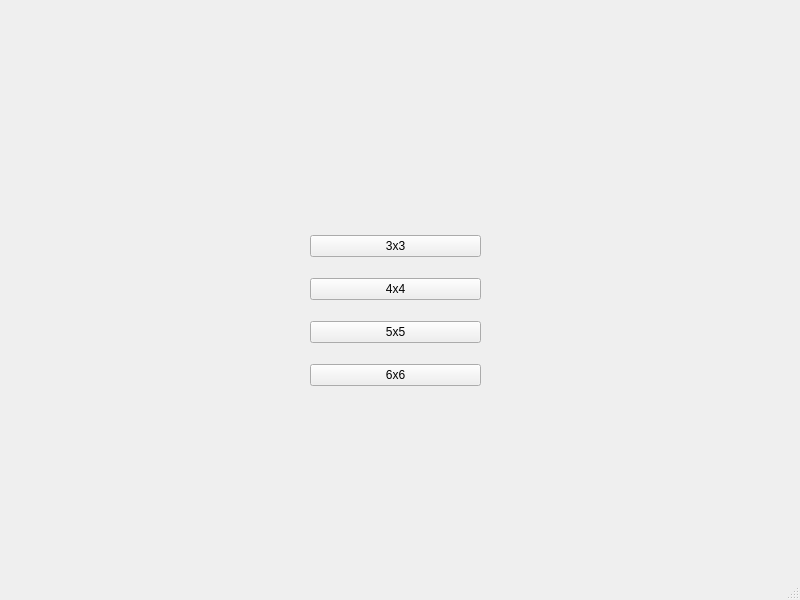
First picture: the form in 15-puzzle/mainwindow.ui, repository 4rt3mio/Kursovaya, before the edit.
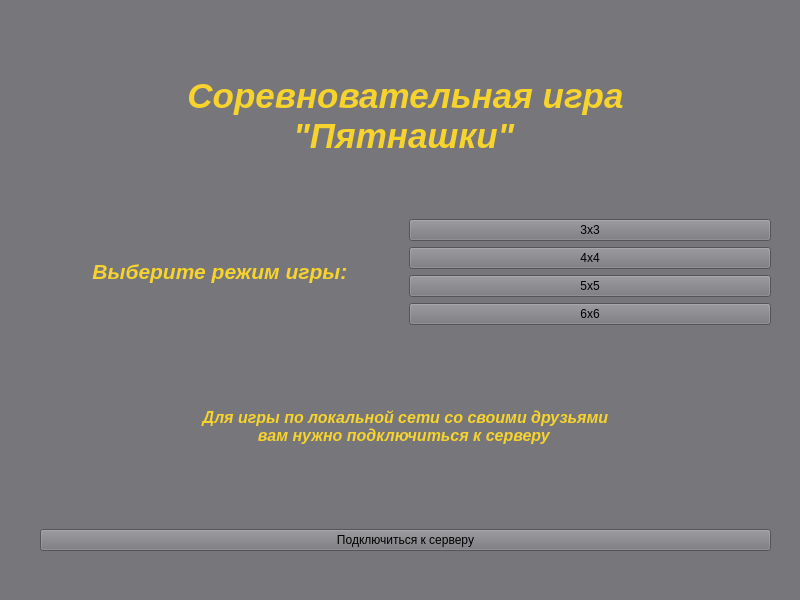
Second picture: the form after the edit. Icons and pictures are not drawn.

What changed in the file:
```diff
--- a/15-puzzle/mainwindow.ui
+++ b/15-puzzle/mainwindow.ui
@@ -13,16 +13,37 @@
   <property name="windowTitle">
    <string>MainWindow</string>
   </property>
+  <property name="styleSheet">
+   <string notr="true">background-color: rgb(119, 118, 123);</string>
+  </property>
   <widget class="QWidget" name="centralwidget">
-   <widget class="QWidget" name="layoutWidget">
+   <widget class="QWidget" name="">
     <property name="geometry">
      <rect>
-      <x>310</x>
-      <y>220</y>
-      <width>171</width>
-      <height>181</height>
+      <x>40</x>
+      <y>20</y>
+      <width>731</width>
+      <height>531</height>
      </rect>
     </property>
+    <layout class="QVBoxLayout" name="verticalLayout_2">
+     <item>
+      <widget class="QLabel" name="label_3">
+       <property name="text">
+        <string>&lt;html&gt; &lt;head&gt;     &lt;style&gt;         p {             text-align: center;         }         span {             font-size: 26pt;             font-weight: 700;             font-style: italic;             color: #f6d32d;             font-family: 'Droid Sans', sans-serif;         }     &lt;/style&gt; &lt;/head&gt; &lt;body&gt;     &lt;p&gt;         &lt;span&gt;Соревновательная игра&lt;br&gt;&quot;Пятнашки&quot;&lt;/span&gt;     &lt;/p&gt; &lt;/body&gt; &lt;/html&gt;</string>
+       </property>
+      </widget>
+     </item>
+     <item>
+      <layout class="QHBoxLayout" name="horizontalLayout">
+       <item>
+        <widget class="QLabel" name="label_2">
+         <property name="text">
+          <string>&lt;html&gt; &lt;head&gt;     &lt;style&gt;         p {             text-align: center;         }         span {             font-size: 16pt;             font-weight: 700;             font-style: italic;             color: #f6d32d;             font-family: 'Droid Sans', sans-serif;         }     &lt;/style&gt; &lt;/head&gt; &lt;body&gt;     &lt;p&gt;         &lt;span&gt;Выберите режим игры:&lt;/span&gt;     &lt;/p&gt; &lt;/body&gt; &lt;/html&gt;</string>
+         </property>
+        </widget>
+       </item>
+       <item>
     <layout class="QVBoxLayout" name="verticalLayout">
      <item>
       <widget class="QPushButton" name="bnt_select8">
@@ -61,6 +82,27 @@
        </property>
        <property name="icon">
         <iconset theme="go-next"/>
+           </property>
+          </widget>
+         </item>
+        </layout>
+       </item>
+      </layout>
+     </item>
+     <item>
+      <widget class="QLabel" name="label">
+       <property name="text">
+        <string>&lt;html&gt; &lt;head&gt;     &lt;style&gt;         p {             text-align: center;         }         span {             font-size: 12pt;             font-weight: 700;             font-style: italic;             color: #f6d32d;             font-family: 'Droid Sans', sans-serif;         }     &lt;/style&gt; &lt;/head&gt; &lt;body&gt;     &lt;p&gt;         &lt;span&gt;Для игры по локальной сети со своими друзьями&lt;br&gt;вам нужно подключиться к серверу&lt;/span&gt;     &lt;/p&gt; &lt;/body&gt; &lt;/html&gt;</string>
+       </property>
+      </widget>
+     </item>
+     <item>
+      <widget class="QPushButton" name="bnt_connect_to_server">
+       <property name="text">
+        <string>Подключиться к серверу</string>
+       </property>
+       <property name="icon">
+        <iconset theme="applications-internet"/>
        </property>
       </widget>
      </item>
```
Lines whose indentation alone changed are shown as unchanged.
